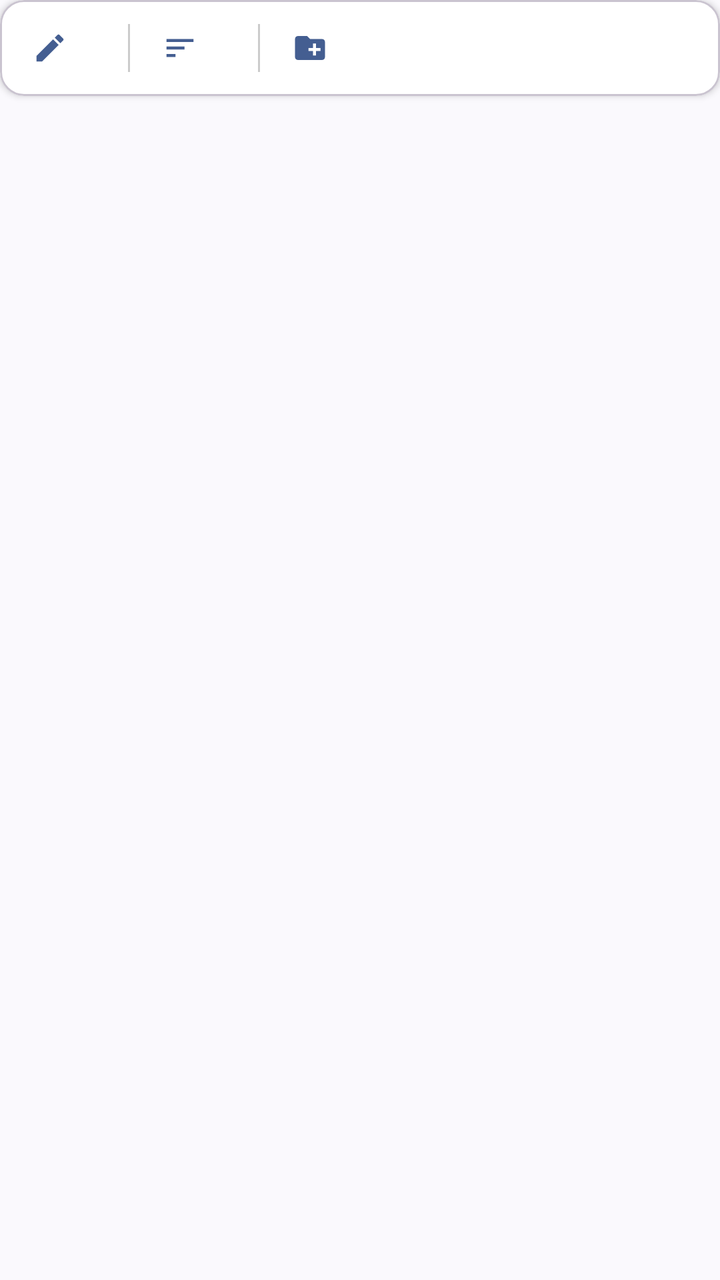
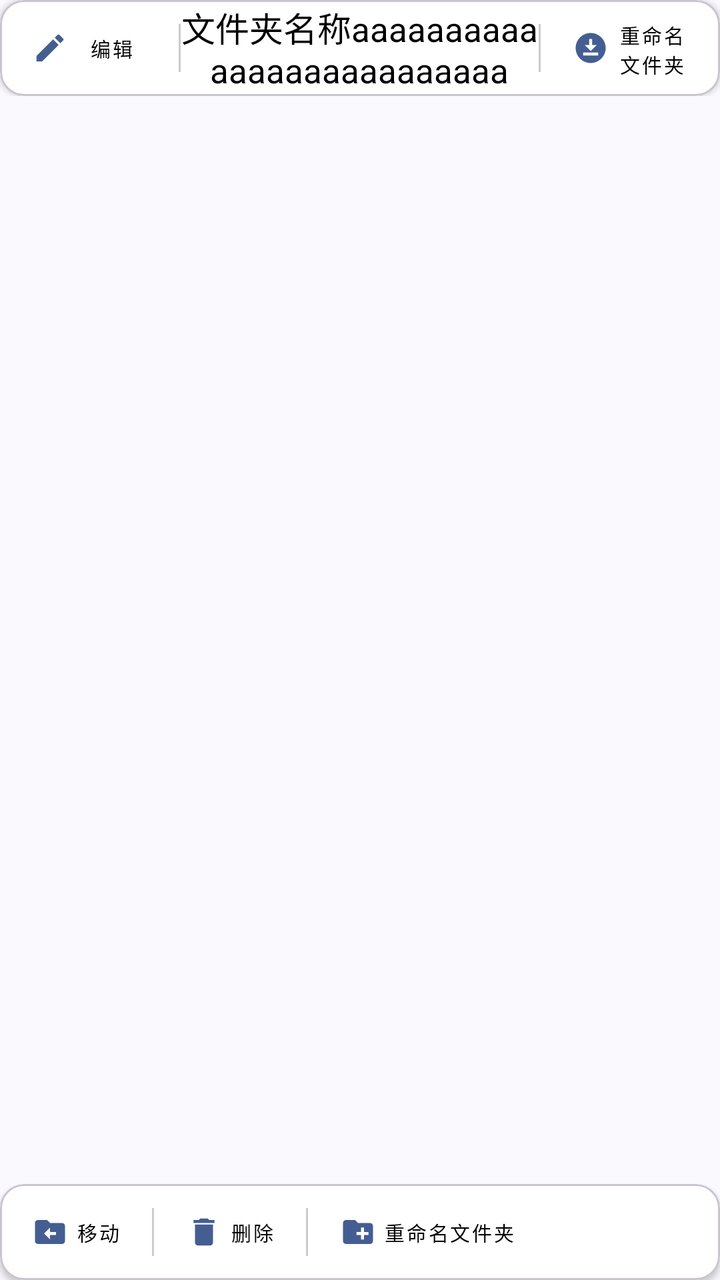

Compare the two renders of this Android layout. The source of the first and the diff that turns it into the second are given below.
<!-- AndroidManifest.xml: application theme Theme.EBookReader -->
<!-- res/layout/fragment_book_shelf.xml -->
<?xml version="1.0" encoding="utf-8"?>
<androidx.constraintlayout.widget.ConstraintLayout xmlns:android="http://schemas.android.com/apk/res/android"
    xmlns:tools="http://schemas.android.com/tools"
    android:layout_width="match_parent"
    android:layout_height="match_parent"
    xmlns:app="http://schemas.android.com/apk/res-auto"
    tools:context=".ui.BookShelf.BookShelf"
    android:id="@+id/fragment_book_shelf"
    >

    <com.google.android.material.card.MaterialCardView
        android:layout_width="match_parent"
        android:layout_height="48dp"
        android:id="@+id/Bookshelf_edit_SedTopBar"
        app:layout_constraintTop_toTopOf="parent"
        app:cardElevation="2dp"
        app:cardBackgroundColor="@android:color/white">

        <LinearLayout
            android:layout_width="match_parent"
            android:layout_height="match_parent"
            android:orientation="horizontal"
            android:gravity="center_vertical">

            <com.google.android.material.button.MaterialButton
                android:id="@+id/Bookshelf_EditBook_btn"
                style="@style/ActionButton"
                android:layout_width="wrap_content"
                android:layout_height="match_parent"
                app:icon="@drawable/ic_edit"
                app:iconSize="18dp" />

            <View
                android:layout_width="1dp"
                android:layout_height="24dp"
                android:background="@color/divider" />
            <com.google.android.material.button.MaterialButton
                android:id="@+id/Bookshelf_SortBook_btn"
                style="@style/ActionButton"
                android:layout_width="wrap_content"
                android:layout_height="match_parent"
                app:icon="@drawable/baseline_sort_24"
                app:iconSize="18dp" />

            <View
                android:layout_width="1dp"
                android:layout_height="24dp"
                android:background="@color/divider" />
            <com.google.android.material.button.MaterialButton
                android:id="@+id/Bookshelf_NewFolder_btn"
                style="@style/ActionButton"
                android:layout_width="wrap_content"
                android:layout_height="match_parent"
                app:icon="@drawable/baseline_create_new_folder_24"
                app:iconSize="18dp" />

        </LinearLayout>
    </com.google.android.material.card.MaterialCardView>

    <androidx.recyclerview.widget.RecyclerView
        android:id="@+id/BookRecyclerView"
        android:layout_width="match_parent"
        android:layout_height="0dp"
        android:paddingVertical="16dp"
        android:clipToPadding="false"
        android:overScrollMode="never"
        app:layout_constraintTop_toBottomOf="@id/Bookshelf_edit_SedTopBar"
        app:layout_constraintBottom_toBottomOf="parent"/>





</androidx.constraintlayout.widget.ConstraintLayout>
<!-- resources referenced by this layout -->
<resources>
  <color name="divider">#33000000</color>
  <!-- drawable baseline_create_new_folder_24 (drawable) -->
  <vector xmlns:android="http://schemas.android.com/apk/res/android" android:height="24dp" android:tint="#000000" android:viewportHeight="24" android:viewportWidth="24" android:width="24dp">
        
      <path android:fillColor="@android:color/white" android:pathData="M20,6h-8l-2,-2L4,4c-1.11,0 -1.99,0.89 -1.99,2L2,18c0,1.11 0.89,2 2,2h16c1.11,0 2,-0.89 2,-2L22,8c0,-1.11 -0.89,-2 -2,-2zM19,14h-3v3h-2v-3h-3v-2h3L14,9h2v3h3v2z"/>
      
  </vector>
  <!-- drawable baseline_sort_24 (drawable) -->
  <vector xmlns:android="http://schemas.android.com/apk/res/android" android:autoMirrored="true" android:height="24dp" android:tint="#000000" android:viewportHeight="24" android:viewportWidth="24" android:width="24dp">
        
      <path android:fillColor="@android:color/white" android:pathData="M3,18h6v-2L3,16v2zM3,6v2h18L21,6L3,6zM3,13h12v-2L3,11v2z"/>
      
  </vector>
  <!-- drawable ic_edit (drawable) -->
  <vector xmlns:android="http://schemas.android.com/apk/res/android" android:height="24dp" android:tint="#000000" android:viewportHeight="24" android:viewportWidth="24" android:width="24dp">
        
      <path android:fillColor="@android:color/white" android:pathData="M3,17.25V21h3.75L17.81,9.94l-3.75,-3.75L3,17.25zM20.71,7.04c0.39,-0.39 0.39,-1.02 0,-1.41l-2.34,-2.34c-0.39,-0.39 -1.02,-0.39 -1.41,0l-1.83,1.83 3.75,3.75 1.83,-1.83z"/>
      
  </vector>
  <style name="ActionButton" parent="Widget.MaterialComponents.Button.OutlinedButton">
          <item name="android:layout_height">36dp</item>
          <item name="android:minWidth">64dp</item>
          <item name="cornerRadius">18dp</item>
          <item name="strokeColor">@color/white</item>
          <item name="strokeWidth">1dp</item>
          <item name="android:textColor">@color/white</item>
          <item name="android:textSize">14sp</item>
      </style>
  <style name="Theme.EBookReader" parent="Theme.Material3.DynamicColors.Light">
          <item name="windowActionBar">false</item>
          <item name="windowNoTitle">true</item>
          <item name="background">@color/black</item>
          <item name="android:colorButtonNormal">@color/grey</item>
      </style>
  <color name="white">#FFFFFFFF</color>
  <color name="black">#FF000000</color>
  <color name="grey">#FF808080</color>
</resources>

<!-- the commit's change to res/layout/fragment_book_shelf.xml (unified diff, before → after) -->
@@ -7,55 +7,14 @@
     tools:context=".ui.BookShelf.BookShelf"
     android:id="@+id/fragment_book_shelf"
     >
-
-    <com.google.android.material.card.MaterialCardView
-        android:layout_width="match_parent"
-        android:layout_height="48dp"
-        android:id="@+id/Bookshelf_edit_SedTopBar"
+    <include
+        android:id="@+id/BookShelf_TopBar_ICD"
+        layout="@layout/bookshelf_topbar_icd"
+        android:layout_width="match_parent"
+        android:layout_height="wrap_content"
         app:layout_constraintTop_toTopOf="parent"
-        app:cardElevation="2dp"
-        app:cardBackgroundColor="@android:color/white">
-
-        <LinearLayout
-            android:layout_width="match_parent"
-            android:layout_height="match_parent"
-            android:orientation="horizontal"
-            android:gravity="center_vertical">
-
-            <com.google.android.material.button.MaterialButton
-                android:id="@+id/Bookshelf_EditBook_btn"
-                style="@style/ActionButton"
-                android:layout_width="wrap_content"
-                android:layout_height="match_parent"
-                app:icon="@drawable/ic_edit"
-                app:iconSize="18dp" />
-
-            <View
-                android:layout_width="1dp"
-                android:layout_height="24dp"
-                android:background="@color/divider" />
-            <com.google.android.material.button.MaterialButton
-                android:id="@+id/Bookshelf_SortBook_btn"
-                style="@style/ActionButton"
-                android:layout_width="wrap_content"
-                android:layout_height="match_parent"
-                app:icon="@drawable/baseline_sort_24"
-                app:iconSize="18dp" />
-
-            <View
-                android:layout_width="1dp"
-                android:layout_height="24dp"
-                android:background="@color/divider" />
-            <com.google.android.material.button.MaterialButton
-                android:id="@+id/Bookshelf_NewFolder_btn"
-                style="@style/ActionButton"
-                android:layout_width="wrap_content"
-                android:layout_height="match_parent"
-                app:icon="@drawable/baseline_create_new_folder_24"
-                app:iconSize="18dp" />
-
-        </LinearLayout>
-    </com.google.android.material.card.MaterialCardView>
+        />
+
 
     <androidx.recyclerview.widget.RecyclerView
         android:id="@+id/BookRecyclerView"
@@ -64,11 +23,230 @@
         android:paddingVertical="16dp"
         android:clipToPadding="false"
         android:overScrollMode="never"
-        app:layout_constraintTop_toBottomOf="@id/Bookshelf_edit_SedTopBar"
-        app:layout_constraintBottom_toBottomOf="parent"/>
-
-
+        app:layout_constraintTop_toBottomOf="@id/BookShelf_TopBar_ICD"
+        app:layout_constraintBottom_toTopOf="@+id/Bookshelf_BottomBar_ICD"/>
+    <include
+        android:id="@+id/Bookshelf_BottomBar_ICD"
+        layout="@layout/bookshelf_botbar_icd"
+        android:visibility="visible"
+        android:layout_width="match_parent"
+        android:layout_height="wrap_content"
+        app:layout_constraintBottom_toBottomOf="parent"
+        />
 
 
 
 </androidx.constraintlayout.widget.ConstraintLayout>
+<!-- res/layout/bookshelf_topbar_icd.xml (included above) -->
+<?xml version="1.0" encoding="utf-8"?>
+<androidx.constraintlayout.widget.ConstraintLayout
+    xmlns:android="http://schemas.android.com/apk/res/android"
+    xmlns:app="http://schemas.android.com/apk/res-auto"
+    android:layout_width="match_parent"
+    android:layout_height="match_parent">
+    <com.google.android.material.card.MaterialCardView
+        android:layout_width="match_parent"
+        android:layout_height="48dp"
+        android:id="@+id/BookShelf_TopBar_Total"
+        app:layout_constraintTop_toTopOf="parent"
+        app:cardElevation="2dp"
+        app:cardBackgroundColor="@android:color/white">
+
+        <LinearLayout
+            android:id="@+id/Default_TopBar"
+            android:visibility="gone"
+            android:layout_width="match_parent"
+            android:layout_height="match_parent"
+            android:orientation="horizontal"
+            android:gravity="center_vertical">
+        <com.google.android.material.button.MaterialButton
+        android:id="@+id/BookShelf_Edit_BTN"
+        style="@style/ActionButton"
+        android:layout_width="wrap_content"
+        android:layout_height="match_parent"
+        android:text="编辑"
+        app:icon="@drawable/ic_edit"
+        app:iconSize="18dp" />
+
+    <View
+        android:layout_width="1dp"
+        android:layout_height="24dp"
+        android:background="@color/divider" />
+    <com.google.android.material.button.MaterialButton
+        android:id="@+id/Bookshelf_NewFolder_BTN"
+        style="@style/ActionButton"
+        android:text="新建文件夹"
+        android:layout_width="wrap_content"
+        android:layout_height="match_parent"
+        app:icon="@drawable/baseline_create_new_folder_24"
+        app:iconSize="18dp" />
+    <View
+        android:layout_width="1dp"
+        android:layout_height="24dp"
+        android:background="@color/divider" />
+    <com.google.android.material.button.MaterialButton
+        android:id="@+id/Bookshelf_BookImport_BTN"
+        style="@style/ActionButton"
+        android:text="导入本地图书"
+        android:layout_width="wrap_content"
+        android:layout_height="match_parent"
+        app:icon="@drawable/baseline_download_for_offline_24"
+        app:iconSize="18dp" />
+
+</LinearLayout>
+        <LinearLayout
+            android:id="@+id/EditModule_TopBar"
+            android:visibility="gone"
+            android:layout_width="match_parent"
+            android:layout_height="match_parent"
+            android:orientation="horizontal"
+            android:gravity="center_vertical">
+            <com.google.android.material.button.MaterialButton
+                android:id="@+id/BookShelf_AllSelect_BTN"
+                style="@style/ActionButton"
+                android:layout_width="wrap_content"
+                android:layout_height="match_parent"
+                android:text="全选"
+                app:iconSize="18dp" />
+
+            <View
+                android:layout_width="1dp"
+                android:layout_height="24dp"
+                android:background="@color/divider" />
+            <com.google.android.material.button.MaterialButton
+                android:id="@+id/Bookshelf_CancelSelect_BTN"
+                style="@style/ActionButton"
+                android:text="取消选择"
+                android:layout_width="wrap_content"
+                android:layout_height="match_parent"
+                app:icon="@drawable/baseline_create_new_folder_24"
+                app:iconSize="18dp" />
+            <View
+                android:layout_width="1dp"
+                android:layout_height="24dp"
+                android:background="@color/divider" />
+            <com.google.android.material.button.MaterialButton
+                android:id="@+id/Bookshelf_AllDown_BTN"
+                style="@style/ActionButton"
+                android:text="完成"
+                android:layout_width="wrap_content"
+                android:layout_height="match_parent"
+                app:icon="@drawable/baseline_download_for_offline_24"
+                app:iconSize="18dp" />
+
+        </LinearLayout>
+        <LinearLayout
+            android:id="@+id/InFolder_TopBar"
+            android:visibility="visible"
+            android:layout_width="match_parent"
+            android:layout_height="match_parent"
+            android:orientation="horizontal"
+            android:gravity="center_vertical">
+            <com.google.android.material.button.MaterialButton
+                android:id="@+id/BookShelf_EditInFolder_BTN"
+                style="@style/ActionButton"
+                android:layout_width="0dp"
+                android:layout_weight="1"
+                android:layout_height="match_parent"
+                android:text="编辑"
+                app:icon="@drawable/ic_edit"
+                app:iconSize="18dp" />
+
+            <View
+                android:layout_width="1dp"
+                android:layout_height="24dp"
+                android:background="@color/divider" />
+            <TextView
+                android:layout_width="0dp"
+                android:layout_weight="2"
+                android:layout_height="wrap_content"
+                android:text="文件夹名称aaaaaaaaaaaaaaaaaaaaaaaaaa"
+                android:ellipsize="end"
+                android:maxLines="2"
+                android:textSize="17sp"
+                android:textColor="@color/black"
+                android:gravity="center"
+                />
+            <View
+                android:layout_width="1dp"
+                android:layout_height="24dp"
+                android:background="@color/divider" />
+            <com.google.android.material.button.MaterialButton
+                android:id="@+id/BookShelf_RenameFolderInFolder_BTN"
+                style="@style/ActionButton"
+                android:text="重命名文件夹"
+                android:layout_width="0dp"
+                android:layout_weight="1"
+                android:layout_height="match_parent"
+                app:icon="@drawable/baseline_download_for_offline_24"
+                app:iconSize="18dp" />
+
+        </LinearLayout>
+
+    </com.google.android.material.card.MaterialCardView>
+
+</androidx.constraintlayout.widget.ConstraintLayout>
+<!-- res/layout/bookshelf_botbar_icd.xml (included above) -->
+<?xml version="1.0" encoding="utf-8"?>
+<androidx.constraintlayout.widget.ConstraintLayout xmlns:android="http://schemas.android.com/apk/res/android"
+    android:layout_width="match_parent"
+    android:layout_height="wrap_content"
+    xmlns:app="http://schemas.android.com/apk/res-auto">
+
+    <com.google.android.material.card.MaterialCardView
+        android:layout_width="match_parent"
+        android:layout_height="48dp"
+        android:id="@+id/BookShelf_BottomBar_Total"
+        android:visibility="visible"
+        app:layout_constraintBottom_toBottomOf="parent"
+        app:cardElevation="2dp"
+        app:cardBackgroundColor="@android:color/white">
+        <LinearLayout
+            android:id="@+id/Edit_BottomBar"
+            android:visibility="visible"
+            android:layout_width="match_parent"
+            android:layout_height="match_parent"
+            android:orientation="horizontal"
+            android:gravity="center_vertical">
+
+            <com.google.android.material.button.MaterialButton
+                android:id="@+id/BookShelf_Move_BTN"
+                style="@style/ActionButton"
+                android:layout_width="wrap_content"
+                android:layout_height="match_parent"
+                android:text="移动"
+                app:icon="@drawable/baseline_drive_file_move_rtl_24"
+                app:iconSize="18dp" />
+            <View
+                android:layout_width="1dp"
+                android:layout_height="24dp"
+                android:background="@color/divider" />
+            <com.google.android.material.button.MaterialButton
+                android:id="@+id/BookShelf_Delete_BTN"
+                style="@style/ActionButton"
+                android:layout_width="wrap_content"
+                android:layout_height="match_parent"
+                android:text="删除"
+                app:icon="@drawable/baseline_delete_24"
+                app:iconSize="18dp" />
+            <View
+                android:layout_width="1dp"
+                android:layout_height="24dp"
+                android:background="@color/divider" />
+            <com.google.android.material.button.MaterialButton
+                android:id="@+id/BookShelf_RenameFolder_BTN"
+                style="@style/ActionButton"
+                android:layout_width="wrap_content"
+                android:visibility="visible"
+                android:layout_height="match_parent"
+                android:text="重命名文件夹"
+                app:icon="@drawable/baseline_create_new_folder_24"
+                app:iconSize="18dp" />
+
+        </LinearLayout>
+
+
+
+    </com.google.android.material.card.MaterialCardView>
+
+</androidx.constraintlayout.widget.ConstraintLayout>
<!-- resource entries referenced after the edit -->
@@ -1,5 +1,6 @@
 <!-- resources referenced by this layout -->
 <resources>
+  <color name="black">#FF000000</color>
   <color name="divider">#33000000</color>
   <!-- drawable baseline_create_new_folder_24 (drawable) -->
   <vector xmlns:android="http://schemas.android.com/apk/res/android" android:height="24dp" android:tint="#000000" android:viewportHeight="24" android:viewportWidth="24" android:width="24dp">
@@ -7,10 +8,22 @@
       <path android:fillColor="@android:color/white" android:pathData="M20,6h-8l-2,-2L4,4c-1.11,0 -1.99,0.89 -1.99,2L2,18c0,1.11 0.89,2 2,2h16c1.11,0 2,-0.89 2,-2L22,8c0,-1.11 -0.89,-2 -2,-2zM19,14h-3v3h-2v-3h-3v-2h3L14,9h2v3h3v2z"/>
       
   </vector>
-  <!-- drawable baseline_sort_24 (drawable) -->
-  <vector xmlns:android="http://schemas.android.com/apk/res/android" android:autoMirrored="true" android:height="24dp" android:tint="#000000" android:viewportHeight="24" android:viewportWidth="24" android:width="24dp">
+  <!-- drawable baseline_delete_24 (drawable) -->
+  <vector xmlns:android="http://schemas.android.com/apk/res/android" android:height="24dp" android:tint="#000000" android:viewportHeight="24" android:viewportWidth="24" android:width="24dp">
         
-      <path android:fillColor="@android:color/white" android:pathData="M3,18h6v-2L3,16v2zM3,6v2h18L21,6L3,6zM3,13h12v-2L3,11v2z"/>
+      <path android:fillColor="@android:color/white" android:pathData="M6,19c0,1.1 0.9,2 2,2h8c1.1,0 2,-0.9 2,-2V7H6v12zM19,4h-3.5l-1,-1h-5l-1,1H5v2h14V4z"/>
+      
+  </vector>
+  <!-- drawable baseline_download_for_offline_24 (drawable) -->
+  <vector xmlns:android="http://schemas.android.com/apk/res/android" android:height="24dp" android:tint="#000000" android:viewportHeight="24" android:viewportWidth="24" android:width="24dp">
+        
+      <path android:fillColor="@android:color/white" android:pathData="M12,2C6.49,2 2,6.49 2,12s4.49,10 10,10s10,-4.49 10,-10S17.51,2 12,2zM11,10V6h2v4h3l-4,4l-4,-4H11zM17,17H7v-2h10V17z"/>
+      
+  </vector>
+  <!-- drawable baseline_drive_file_move_rtl_24 (drawable) -->
+  <vector xmlns:android="http://schemas.android.com/apk/res/android" android:height="24dp" android:tint="#000000" android:viewportHeight="24" android:viewportWidth="24" android:width="24dp">
+        
+      <path android:fillColor="@android:color/white" android:pathData="M20,6h-8l-2,-2H4C2.9,4 2,4.9 2,6v12c0,1.1 0.9,2 2,2h16c1.1,0 2,-0.9 2,-2V8C22,6.9 21.1,6 20,6zM12,17l-4,-4l4,-4v3h4v2h-4V17z"/>
       
   </vector>
   <!-- drawable ic_edit (drawable) -->
@@ -25,8 +38,8 @@
           <item name="cornerRadius">18dp</item>
           <item name="strokeColor">@color/white</item>
           <item name="strokeWidth">1dp</item>
-          <item name="android:textColor">@color/white</item>
-          <item name="android:textSize">14sp</item>
+          <item name="android:textColor">@color/black</item>
+          <item name="android:textSize">10sp</item>
       </style>
   <style name="Theme.EBookReader" parent="Theme.Material3.DynamicColors.Light">
           <item name="windowActionBar">false</item>
@@ -35,7 +48,6 @@
           <item name="android:colorButtonNormal">@color/grey</item>
       </style>
   <color name="white">#FFFFFFFF</color>
-  <color name="black">#FF000000</color>
   <color name="grey">#FF808080</color>
 </resources>
 
